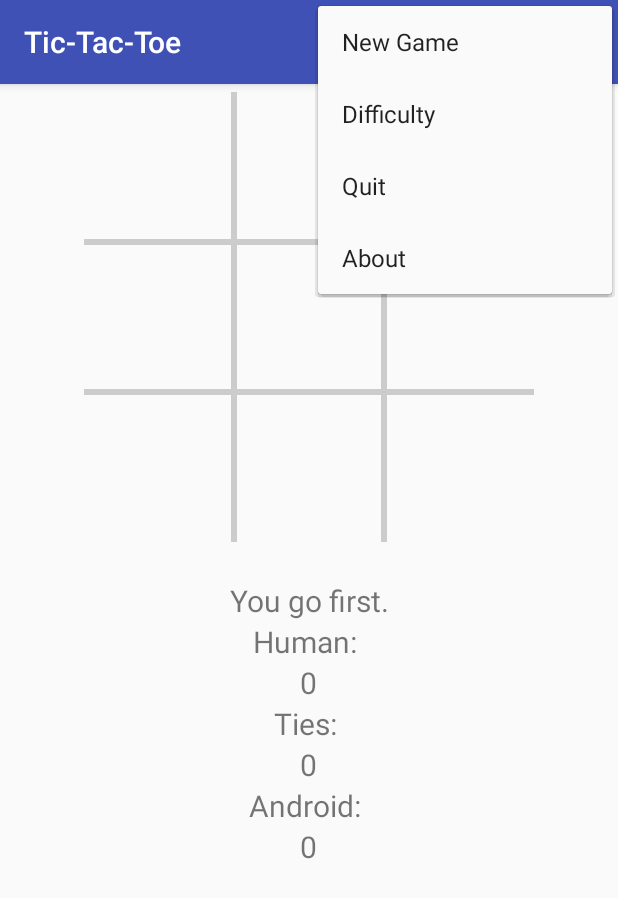
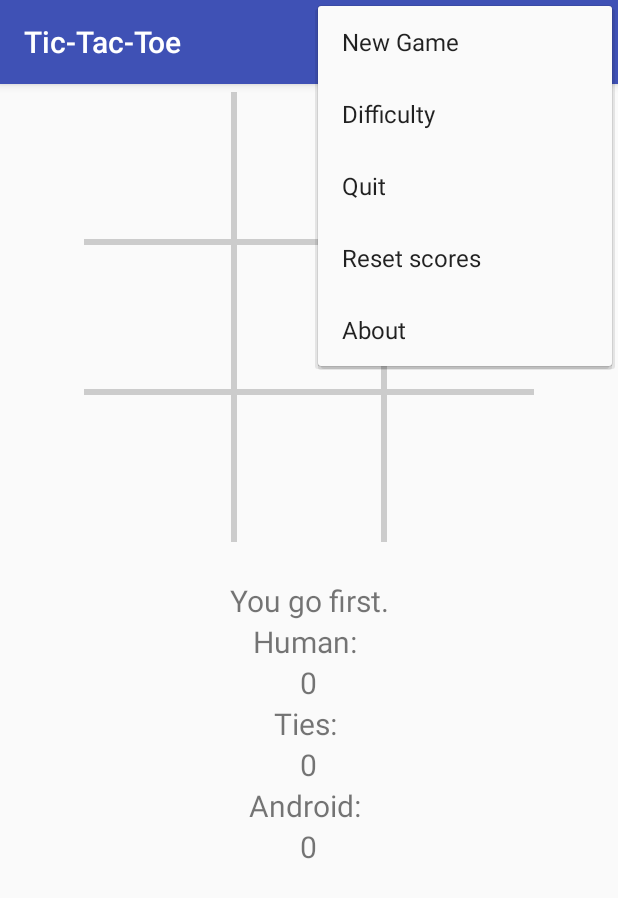
Before and after one commit to datovard/MobileDev, an Android app: the screen it shows after launch (AndroidTicTacToeActivity), with the options menu open, on a phone screen of 412 x 824 dp. Shown: the top 898 px of the screen. Run offline under Robolectric (Android 15) with nearby library versions, the phone set to English and light mode, and no system bars.

Commit message:
Challenge 6 ready

```diff
--- a/Challenge 3/app/src/main/java/com/mobiledev/datovard/myapplication/AndroidTicTacToeActivity.java
+++ b/Challenge 3/app/src/main/java/com/mobiledev/datovard/myapplication/AndroidTicTacToeActivity.java
@@ -4,6 +4,7 @@ import android.app.AlertDialog;
 import android.app.Dialog;
 import android.content.Context;
 import android.content.DialogInterface;
+import android.content.SharedPreferences;
 import android.graphics.Color;
 import android.media.MediaPlayer;
 import android.os.Handler;
@@ -28,15 +29,23 @@ public class AndroidTicTacToeActivity extends AppCompatActivity {
 
     private TextView mInfoTextView;
 
-    private TextView mHumanWins;
-    private TextView mTiesWins;
-    private TextView mAndroidWins;
+    private TextView mHumanWinsTextView;
+    private TextView mTiesWinsTextView;
+    private TextView mAndroidWinsTextView;
+
+    private int mHumanWins;
+    private int mTiesWins;
+    private int mAndroidWins;
+    private boolean mGoFirst;
 
     private boolean mGameOver;
+
+    private SharedPreferences mPrefs;
 
     static final int DIALOG_DIFFICULTY_ID = 0;
     static final int DIALOG_QUIT_ID = 1;
     static final int DIALOG_ABOUT = 2;
+    static final int DIALOG_RESET = 3;
 
     private BoardView mBoardView;
 
@@ -51,8 +60,6 @@ public class AndroidTicTacToeActivity extends AppCompatActivity {
             int col = (int) event.getX() / mBoardView.getBoardCellWidth();
             int row = (int) event.getY() / mBoardView.getBoardCellHeight();
             int pos = row * 3 + col;
-
-            //Log.d("CREATION", "onDraw: " + String.valueOf(pos));
 
             if (!mGameOver && setMove(TicTacToeGame.HUMAN_PLAYER, pos))	{
                 mHumanMediaPlayer.start();
@@ -74,20 +81,22 @@ public class AndroidTicTacToeActivity extends AppCompatActivity {
                         if (winner == 0) {
                             mInfoTextView.setText(R.string.turn_human);
                         } else if (winner == 1){
+                            mGameOver = true;
                             mInfoTextView.setText(R.string.result_tie);
-                            mGame.ties++;
-                            mTiesWins.setText(String.valueOf(mGame.ties));
+                            mTiesWins++;
+                            mTiesWinsTextView.setText(String.valueOf(mTiesWins));
                         }
                         else if (winner == 2) {
+                            mGameOver = true;
                             mInfoTextView.setText(R.string.result_human_wins);
-                            mGame.human_wins++;
-                            mHumanWins.setText(String.valueOf(mGame.human_wins));
+                            mHumanWins++;
+                            mHumanWinsTextView.setText(String.valueOf(mHumanWins));
                         }
                         else {
                             mGameOver = true;
                             mInfoTextView.setText(R.string.result_computer_wins);
-                            mGame.computer_wins++;
-                            mAndroidWins.setText(String.valueOf(mGame.computer_wins));
+                            mAndroidWins++;
+                            mAndroidWinsTextView.setText(String.valueOf(mAndroidWins));
                         }
                     }
                 }, 1000);
@@ -101,6 +110,23 @@ public class AndroidTicTacToeActivity extends AppCompatActivity {
     };
 
     @Override
+    protected void onSaveInstanceState(Bundle outState) {
+        super.onSaveInstanceState(outState);
+
+        outState.putCharArray("board", mGame.getBoardState());
+        outState.putBoolean("mGameOver", mGameOver);
+        outState.putCharSequence("info", mInfoTextView.getText());
+
+        outState.putInt("mHumanWins", Integer.valueOf(mHumanWins));
+        outState.putInt("mAndroidWins", Integer.valueOf(mAndroidWins));
+        outState.putInt("mTiesWins", Integer.valueOf(mTiesWins));
+        outState.putBoolean("mGoFirst", mGoFirst);
+
+        //outState.putChar("mGoFirst", mInfoTextView);
+    }
+
+
+    @Override
     protected void onCreate(Bundle savedInstanceState) {
         super.onCreate(savedInstanceState);
         setContentView(R.layout.activity_android_tic_tac_toe);
@@ -109,17 +135,71 @@ public class AndroidTicTacToeActivity extends AppCompatActivity {
         mBoardView = (BoardView) findViewById(R.id.board);
         mBoardView.setGame(mGame);
 
-        mGameOver = false;
-
         // Listen for touches on the board
         mBoardView.setOnTouchListener(mTouchListener);
 
-        mInfoTextView = (TextView) findViewById(R.id.information);
-        mHumanWins    = (TextView) findViewById(R.id.human_wins);
-        mTiesWins     = (TextView) findViewById(R.id.ties_wins);
-        mAndroidWins  = (TextView) findViewById(R.id.android_wins);
+        mInfoTextView         = (TextView) findViewById(R.id.information);
+        mHumanWinsTextView    = (TextView) findViewById(R.id.human_wins);
+        mTiesWinsTextView     = (TextView) findViewById(R.id.ties_wins);
+        mAndroidWinsTextView  = (TextView) findViewById(R.id.android_wins);
 
-        startNewGame();
+        // Restore the scores
+        mPrefs       = getSharedPreferences("ttt_prefs", MODE_PRIVATE);
+        mHumanWins   = mPrefs.getInt("mHumanWins", 0);
+        mAndroidWins = mPrefs.getInt("mAndroidWins", 0);
+        mTiesWins    = mPrefs.getInt("mTiesWins", 0);
+
+        mGoFirst = true;
+
+        if( savedInstanceState == null )
+        {
+            startNewGame();
+        } else
+        {
+            // Restore the game's state
+            mGame.setBoardState(savedInstanceState.getCharArray("board"));
+            mGameOver = savedInstanceState.getBoolean("mGameOver");
+            mInfoTextView.setText(savedInstanceState.getCharSequence("info"));
+
+            mHumanWins   = savedInstanceState.getInt("mHumanWins");
+            mAndroidWins = savedInstanceState.getInt("mAndroidWins");
+            mTiesWins    = savedInstanceState.getInt("mTiesWins");
+            mGoFirst     = savedInstanceState.getBoolean("mGoFirst");
+        }
+        displayScores();
+    }
+
+    @Override
+    protected void onStop() {
+        super.onStop();
+
+        // Save the current scores
+        SharedPreferences.Editor ed = mPrefs.edit();
+        ed.putInt("mHumanWins", mHumanWins);
+        ed.putInt("mAndroidWins", mAndroidWins);
+        ed.putInt("mTiesWins", mTiesWins);
+        ed.commit();
+    }
+
+
+    private void displayScores() {
+        mHumanWinsTextView.setText(Integer.toString(mHumanWins));
+        mAndroidWinsTextView.setText(Integer.toString(mAndroidWins));
+        mTiesWinsTextView.setText(Integer.toString(mTiesWins));
+    }
+
+    @Override
+    protected void onRestoreInstanceState(Bundle savedInstanceState) {
+        super.onRestoreInstanceState(savedInstanceState);
+
+        mGame.setBoardState(savedInstanceState.getCharArray("board"));
+        mGameOver = savedInstanceState.getBoolean("mGameOver");
+        mInfoTextView.setText(savedInstanceState.getCharSequence("info"));
+        //mGoFirst = savedInstanceState.getChar("mGoFirst");
+
+        mHumanWins   = savedInstanceState.getInt("mHumanWins");
+        mAndroidWins = savedInstanceState.getInt("mAndroidWins");
+        mTiesWins    = savedInstanceState.getInt("mTiesWins");
     }
 
     @Override
@@ -162,6 +242,9 @@ public class AndroidTicTacToeActivity extends AppCompatActivity {
                 return true;
             case R.id.about:
                 showDialog(DIALOG_ABOUT);
+                return true;
+            case R.id.reset:
+                showDialog(DIALOG_RESET);
                 return true;
         }
 
@@ -230,6 +313,17 @@ public class AndroidTicTacToeActivity extends AppCompatActivity {
                 builder.setPositiveButton("OK", null);
                 dialog = builder.create();
                 break;
+            case DIALOG_RESET:
+                // Save the current scores
+                SharedPreferences.Editor ed = mPrefs.edit();
+                ed.putInt("mHumanWins", 0);
+                ed.putInt("mAndroidWins", 0);
+                ed.putInt("mTiesWins", 0);
+                ed.commit();
+
+                mHumanWins = mAndroidWins = mTiesWins = 0;
+                displayScores();
+                break;
         }
         return dialog;
     }
@@ -238,8 +332,8 @@ public class AndroidTicTacToeActivity extends AppCompatActivity {
     {
         mGame.clearBoard();
         mBoardView.invalidate();   // Redraw the board
-
-        if( mGame.first_turn )
+        mGameOver = false;
+        if( mGoFirst )
         {
             mInfoTextView.setText(R.string.first_human);
         }
@@ -249,7 +343,7 @@ public class AndroidTicTacToeActivity extends AppCompatActivity {
             setMove(TicTacToeGame.COMPUTER_PLAYER, move);
             mInfoTextView.setText(R.string.turn_human);
         }
-        mGame.first_turn = !mGame.first_turn;
+        mGoFirst = !mGoFirst;
     }
 
     private boolean setMove(char player, int location) {
@@ -259,47 +353,4 @@ public class AndroidTicTacToeActivity extends AppCompatActivity {
         }
         return false;
     }
-
-    // Handles clicks on the game board buttons
-    private class ButtonClickListener implements View.OnClickListener {
-        int location;
-
-        public ButtonClickListener(int location) {
-            this.location = location;
-        }
-
-        public void onClick(View view) {
-            if (mBoardButtons[location].isEnabled()) {
-                setMove(TicTacToeGame.HUMAN_PLAYER, location);
-
-                // If no winner yet, let the computer make a move
-                int winner = mGame.checkForWinner();
-                if (winner == 0) {
-                    mInfoTextView.setText(R.string.turn_computer);
-                    int move = mGame.getComputerMove();
-                    setMove(TicTacToeGame.COMPUTER_PLAYER, move);
-                    winner = mGame.checkForWinner();
-                }
-
-                if (winner == 0) {
-                    mInfoTextView.setText(R.string.turn_human);
-                } else if (winner == 1){
-                    mInfoTextView.setText(R.string.result_tie);
-                    mGame.ties++;
-                    mTiesWins.setText(String.valueOf(mGame.ties));
-                }
-                else if (winner == 2) {
-                    mInfoTextView.setText(R.string.result_human_wins);
-                    mGame.human_wins++;
-                    mHumanWins.setText(String.valueOf(mGame.human_wins));
-                }
-                else {
-                    mGameOver = true;
-                    mInfoTextView.setText(R.string.result_computer_wins);
-                    mGame.computer_wins++;
-                    mAndroidWins.setText(String.valueOf(mGame.computer_wins));
-                }
-            }
-        }
-    }
 }
--- a/Challenge 3/app/src/main/java/com/mobiledev/datovard/myapplication/TicTacToeGame.java
+++ b/Challenge 3/app/src/main/java/com/mobiledev/datovard/myapplication/TicTacToeGame.java
@@ -21,10 +21,6 @@ public class TicTacToeGame {
     public static final char HUMAN_PLAYER = 'X';
     public static final char COMPUTER_PLAYER = 'O';
     public static final char OPEN_SPOT = '\0';
-
-    public int human_wins = 0;
-    public int computer_wins = 0;
-    public int ties = 0;
 
     public boolean first_turn;
 
@@ -236,4 +232,8 @@ public class TicTacToeGame {
     public char getBoardOccupant( int location ){
         return this.mBoard[location];
     }
+
+    public char[] getBoardState(){ return mBoard; }
+
+    public void setBoardState( char[] board ){ mBoard = board.clone(); }
 }
--- /dev/null
+++ b/Challenge 3/app/src/main/res/layout-land/activity_android_tic_tac_toe.xml
@@ -0,0 +1,98 @@
+<?xml version="1.0" encoding="utf-8"?>
+<LinearLayout xmlns:android="http://schemas.android.com/apk/res/android"
+    android:orientation="horizontal"
+    android:layout_width="fill_parent"
+    android:layout_height="fill_parent"
+    android:gravity="center_horizontal">
+
+    <com.mobiledev.datovard.myapplication.BoardView
+        android:id="@+id/board"
+        android:layout_width="270dp"
+        android:layout_height="270dp"
+        android:layout_marginTop="5dp"
+        android:gravity="center_horizontal"/>
+
+    <TableLayout
+        android:id="@+id/play_grid"
+        android:layout_width="fill_parent"
+        android:layout_height="wrap_content"
+        android:layout_marginTop="5dp">
+
+        <TextView
+            android:id="@+id/information"
+            android:layout_width="fill_parent"
+            android:layout_height="wrap_content"
+            android:text="info"
+            android:gravity="center_horizontal"
+            android:layout_marginTop="20dp"
+            android:textSize="20dp"
+            />
+
+        <RelativeLayout
+            android:gravity="center_horizontal"
+            >
+            <TextView
+                android:id="@+id/human"
+                android:layout_width="wrap_content"
+                android:layout_height="wrap_content"
+                android:text="Human: "
+                android:textSize="20dp"
+                />
+        </RelativeLayout>
+        <RelativeLayout
+            android:gravity="center_horizontal"
+            >
+            <TextView
+                android:id="@+id/human_wins"
+                android:layout_width="wrap_content"
+                android:layout_height="wrap_content"
+                android:text="0"
+                android:textSize="20dp"
+                />
+        </RelativeLayout>
+        <RelativeLayout
+            android:gravity="center_horizontal"
+            >
+            <TextView
+                android:id="@+id/ties"
+                android:layout_width="wrap_content"
+                android:layout_height="wrap_content"
+                android:text="Ties: "
+                android:textSize="20dp"
+                />
+        </RelativeLayout>
+        <RelativeLayout
+            android:gravity="center_horizontal"
+            >
+            <TextView
+                android:id="@+id/ties_wins"
+                android:layout_width="wrap_content"
+                android:layout_height="wrap_content"
+                android:text="0"
+                android:textSize="20dp"
+                />
+        </RelativeLayout>
+        <RelativeLayout
+            android:gravity="center_horizontal"
+            >
+            <TextView
+                android:id="@+id/android"
+                android:layout_width="wrap_content"
+                android:layout_height="wrap_content"
+                android:text="Android: "
+                android:textSize="20dp"
+                />
+        </RelativeLayout>
+        <RelativeLayout
+            android:gravity="center_horizontal"
+            >
+            <TextView
+                android:id="@+id/android_wins"
+                android:layout_width="wrap_content"
+                android:layout_height="wrap_content"
+                android:text="0"
+                android:textSize="20dp"
+                />
+        </RelativeLayout>
+    </TableLayout>
+</LinearLayout>
--- a/Challenge 3/app/src/main/res/menu/options_menu.xml
+++ b/Challenge 3/app/src/main/res/menu/options_menu.xml
@@ -9,6 +9,9 @@
     <item android:id="@+id/quit"
         android:title="Quit"
         android:icon="@drawable/quit_game" />
+    <item android:id="@+id/reset"
+        android:title="Reset scores"
+        android:icon="@drawable/quit_game" />
     <item android:id="@+id/about"
         android:title="About"
         android:icon="@drawable/quit_game" />
```
